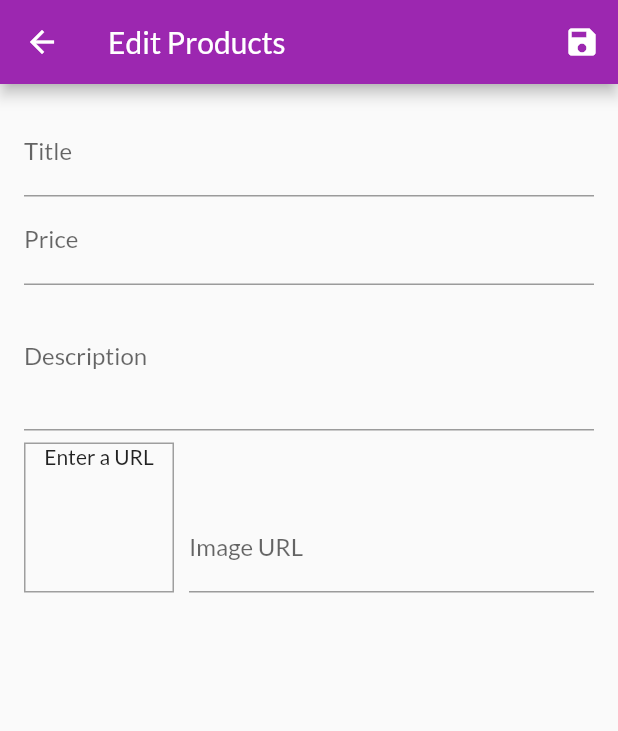
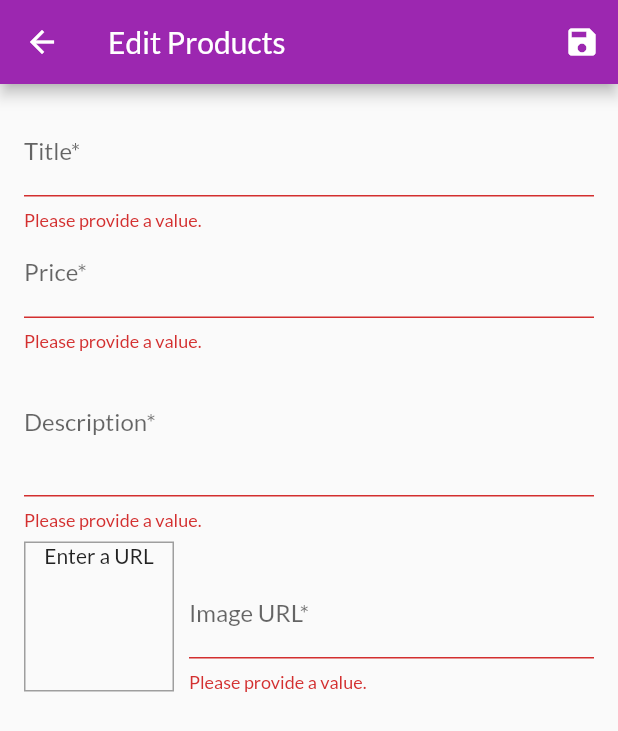
Before and after one commit to Injamuri-Krutika/shopaholic, a Flutter app: the EditProductScreen screen opened by its route, after a tap on the "save" icon, on a phone screen of 412 x 824 dp. Shown: the top 731 px of the screen. Run offline on Flutter 3.47's test engine with Material 2 defaults, Android fonts, the phone set to English and light mode, and no system bars; network calls fail.

Commit message:
Form Validation

```diff
--- a/lib/screens/edit_product_screen.dart
+++ b/lib/screens/edit_product_screen.dart
@@ -36,13 +36,24 @@ class EditProductScreenState extends State<EditProductScreen> {
   }
 
   void _updateImageUrl() {
+    var value = _imageUrlController.text;
     if (!_imageUrlFocusNode.hasFocus) {
+      if ((!value.startsWith('http') && !value.startsWith("https") ||
+          (!value.endsWith('jpg') &&
+              !value.endsWith("jpeg") &&
+              !value.endsWith("png")))) {
+        return;
+      }
       setState(() {});
     }
   }
 
   void _saveForm() {
-    _form.currentState.save();
+    final _isValid = _form.currentState.validate();
+    if (_isValid)
+      _form.currentState.save();
+    else
+      return;
     print(_editedProduct.id);
     print(_editedProduct.title);
 
@@ -69,7 +80,7 @@ class EditProductScreenState extends State<EditProductScreen> {
             child: ListView(
               children: [
                 TextFormField(
-                  decoration: InputDecoration(labelText: 'Title'),
+                  decoration: InputDecoration(labelText: 'Title*'),
                   textInputAction: TextInputAction.next,
                   onFieldSubmitted: (value) {
                     FocusScope.of(context).requestFocus(_priceFocusNode);
@@ -82,9 +93,14 @@ class EditProductScreenState extends State<EditProductScreen> {
                         price: _editedProduct.price,
                         imageURL: _editedProduct.imageURL);
                   },
+                  validator: (value) {
+                    String text = null;
+                    if (value.isEmpty) text = "Please provide a value.";
+                    return text;
+                  },
                 ),
                 TextFormField(
-                  decoration: InputDecoration(labelText: 'Price'),
+                  decoration: InputDecoration(labelText: 'Price*'),
                   textInputAction: TextInputAction.next,
                   keyboardType: TextInputType.number,
                   focusNode: _priceFocusNode,
@@ -99,9 +115,17 @@ class EditProductScreenState extends State<EditProductScreen> {
                         price: double.parse(value),
                         imageURL: _editedProduct.imageURL);
                   },
+                  validator: (value) {
+                    if (value.isEmpty) return "Please provide a value.";
+                    if (double.tryParse(value) == null)
+                      return "Please enter a valid number";
+                    if (double.parse(value) <= 0)
+                      return "Please enter a number greater than zero";
+                    return null;
+                  },
                 ),
                 TextFormField(
-                  decoration: InputDecoration(labelText: 'Description'),
+                  decoration: InputDecoration(labelText: 'Description*'),
                   maxLines: 3,
                   keyboardType: TextInputType.multiline,
                   focusNode: _descriptionFocusNode,
@@ -112,6 +136,13 @@ class EditProductScreenState extends State<EditProductScreen> {
                         subtitle: value,
                         price: _editedProduct.price,
                         imageURL: _editedProduct.imageURL);
+                  },
+                  validator: (value) {
+                    String text = null;
+                    if (value.isEmpty) return "Please provide a value.";
+                    if (value.length < 10)
+                      return "Should be atleast 10 chars long";
+                    return text;
                   },
                   // textInputAction: TextInputAction.next,
                   // onFieldSubmitted: (value) {
@@ -139,7 +170,7 @@ class EditProductScreenState extends State<EditProductScreen> {
                     ),
                     Expanded(
                       child: TextFormField(
-                        decoration: InputDecoration(labelText: 'Image URL'),
+                        decoration: InputDecoration(labelText: 'Image URL*'),
                         keyboardType: TextInputType.url,
                         textInputAction: TextInputAction.done,
                         controller: _imageUrlController,
@@ -153,6 +184,17 @@ class EditProductScreenState extends State<EditProductScreen> {
                               price: _editedProduct.price,
                               imageURL: value);
                         },
+                        validator: (value) {
+                          if (value.isEmpty) return "Please provide a value.";
+                          if (!value.startsWith('http') &&
+                              !value.startsWith("https"))
+                            return "Please enter a valid url";
+                          if (!value.endsWith('jpg') &&
+                              !value.endsWith("jpeg") &&
+                              !value.endsWith("png"))
+                            return "Please enter a valid url";
+                          return null;
+                        },
                       ),
                     )
                   ],
```
